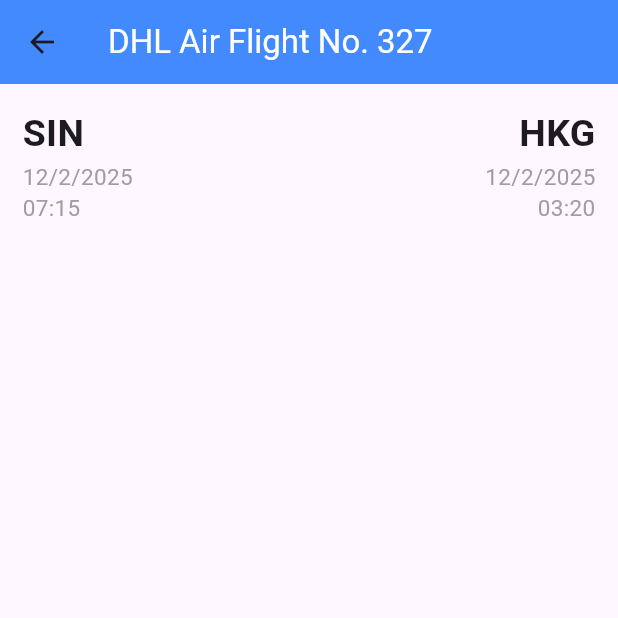
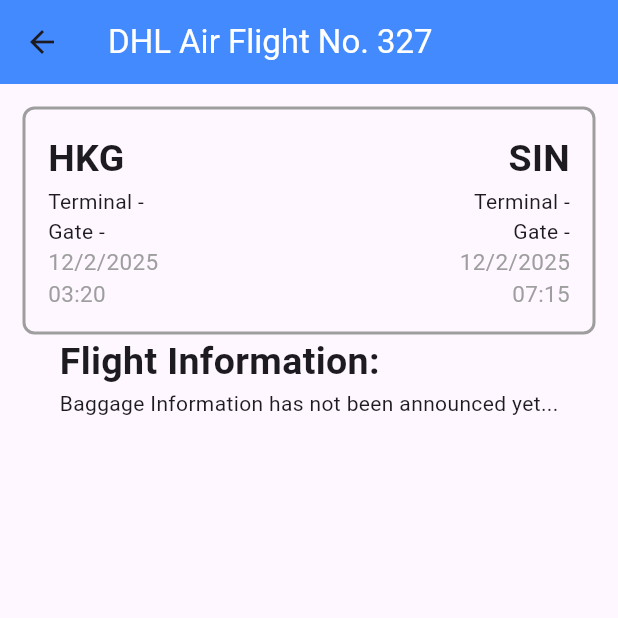
Before and after one commit to raa193/cs1635_mpx_final_project, a Flutter app: the screen it shows after launch, after a tap on "DHL Air", on a phone screen of 412 x 824 dp, the top half of it. Run offline on Flutter 3.47's test engine with Material 3 defaults, Android fonts, the phone set to English and light mode, and no system bars.

Commit message:
Fixed some things

```diff
--- a/mpx/lib/models/airline_data.dart
+++ b/mpx/lib/models/airline_data.dart
@@ -6,7 +6,7 @@
   AirlineData({
     required this.name,
     required this.iata,
-    required this.icao
+    required this.icao,
   });
 
   factory AirlineData.fromJson(Map<String, dynamic> json) {
--- a/mpx/lib/viewmodels/airline_data_view_model.dart
+++ b/mpx/lib/viewmodels/airline_data_view_model.dart
@@ -9,11 +9,14 @@
     return airlineData.name;
   }
 
+  //Airlines have their own IATA codes, which are two characters long
   String? getIata() {
     return airlineData.iata;
   }
 
+   //Airlines have their own ICAO codes, which are three characters long
   String? getIcao() {
     return airlineData.icao;
   }
+
 }
--- a/mpx/lib/viewmodels/arrival_data_view_model.dart
+++ b/mpx/lib/viewmodels/arrival_data_view_model.dart
@@ -5,14 +5,17 @@
 
   ArrivalDataViewModel({required this.arrival});
 
+  //Return Airport Name
   String? getAirport() {
     return arrival.airport;
   }
 
+  //Return Airport's IATA code (i.e. LAX, PIT, JFK)
   String? getIata() {
     return arrival.iata;
   }
 
+  //Return Airport's ICAO code (i.e. KLAX, KPIT, KJFK)
   String? getIcao() {
     return arrival.icao;
   }
--- a/mpx/lib/viewmodels/departure_data_view_model.dart
+++ b/mpx/lib/viewmodels/departure_data_view_model.dart
@@ -5,14 +5,17 @@
 
   DepartureDataViewModel({required this.departure});
 
+  //Return Airport Name
   String? getAirport() {
     return departure.airport;
   }
 
+  //Return Airport's IATA code (i.e. LAX, PIT, JFK)
   String? getIata() {
     return departure.iata;
   }
 
+  //Return Airport's ICAO code (i.e. KLAX, KPIT, KJFK)
   String? getIcao() {
     return departure.icao;
   }
--- a/mpx/lib/viewmodels/flight_data_view_model.dart
+++ b/mpx/lib/viewmodels/flight_data_view_model.dart
@@ -5,6 +5,7 @@
 
   FlightDataViewModel({required this.flightData});
 
+  //Return the Flight No.
   String? getFlightDate() {
     return flightData.flightNum;
   }
--- a/mpx/lib/viewmodels/flight_list_view_model.dart
+++ b/mpx/lib/viewmodels/flight_list_view_model.dart
@@ -11,7 +11,7 @@
     print("Fetched ${results.length} flights");
 
     flights = results.map((flight) => FlightViewModel(flight: flight)).toList();
-}
+  }
 
   Future<void> fetchTestFlights() async {
     final results = await FlightService().fetchTestFlights();
--- a/mpx/lib/views/flight_detail_view.dart
+++ b/mpx/lib/views/flight_detail_view.dart
@@ -12,7 +12,7 @@
     return Scaffold(
       appBar: AppBar(
         title: Text(
-          '${flight.airlineData.getName()} Flight No. ${flight.flightData.getFlightDate() ?? "Erm"}',
+          '${flight.airlineData.getName() ?? 'Unknown Airline'} Flight No. ${flight.flightData.getFlightDate() ?? "Erm"}',
           style: TextStyle(color: Colors.white),
         ),
         backgroundColor: Colors.blueAccent,
@@ -21,11 +21,43 @@
         padding: EdgeInsets.all(15),
         child: Column(
           children: [
-            Row(
+            Container(
+              padding: EdgeInsets.all(15),
+              decoration: BoxDecoration(
+                border: Border.all(color: Colors.grey, width: 2.0),
+                borderRadius: BorderRadius.circular(8.0),
+              ),
+              child: Row(
                 mainAxisAlignment: MainAxisAlignment.spaceBetween,
                 children: [
+                  // ~~~~~~~~~~ DEPARTURE INFORMATION ~~~~~~~~~~
                   Column(
                     crossAxisAlignment: CrossAxisAlignment.start,
+                    children: [
+                      Text(
+                        flight.departureData.getIata() ?? '-',
+                        style: TextStyle(
+                          fontSize: 25,
+                          fontWeight: FontWeight.bold,
+                        ),
+                      ),
+                      Text(
+                        'Terminal ${flight.departureData.getTerminal() ?? '-'}',
+                      ),
+                      Text('Gate ${flight.departureData.getGate() ?? '-'}'),
+                      Text(
+                        DateFormat('M/d/y\nHH:mm').format(
+                          flight.departureData.getScheduledDepart() ??
+                              DateTime(0000),
+                        ),
+                        style: TextStyle(fontSize: 15, color: Colors.grey),
+                      ),
+                    ],
+                  ),
+
+                  // ~~~~~~~~~~ ARRIVAL INFORMATION ~~~~~~~~~~
+                  Column(
+                    crossAxisAlignment: CrossAxisAlignment.end,
                     children: [
                       Text(
                         flight.arrivalData.getIata() ?? '-',
@@ -35,33 +67,32 @@
                         ),
                       ),
                       Text(
+                        'Terminal ${flight.arrivalData.getTerminal() ?? '-'}',
+                      ),
+                      Text('Gate ${flight.arrivalData.getGate() ?? '-'}'),
+                      Text(
                         DateFormat('M/d/y\nHH:mm').format(
                           flight.arrivalData.getScheduledArrival() ??
                               DateTime(0000),
                         ),
                         style: TextStyle(fontSize: 15, color: Colors.grey),
+                        textAlign: TextAlign.right,
                       ),
                     ],
                   ),
+                ],
+              ),
+            ),
             Column(
-                  crossAxisAlignment: CrossAxisAlignment.end,
+              crossAxisAlignment: CrossAxisAlignment.start,
               children: [
                 Text(
-                      flight.departureData.getIata() ?? '-',
-                      style: TextStyle(
-                        fontSize: 25,
-                        fontWeight: FontWeight.bold,
-                      ),
+                  "Flight Information: ",
+                  style: TextStyle(fontSize: 25, fontWeight: FontWeight.bold),
                 ),
                 Text(
-                      DateFormat('M/d/y\nHH:mm').format(
-                        flight.departureData.getScheduledDepart() ??
-                            DateTime(0000),
-                      ),
-                      textAlign: TextAlign.right,
-                      style: TextStyle(fontSize: 15, color: Colors.grey),
-                    ),
-                  ],
+                  flight.arrivalData.getBaggage() ??
+                      "Baggage Information has not been announced yet...",
                 ),
               ],
             ),
--- a/mpx/lib/widgets/flight_tile.dart
+++ b/mpx/lib/widgets/flight_tile.dart
@@ -41,9 +41,34 @@
             ),
             Row(
               mainAxisAlignment: MainAxisAlignment.spaceBetween,
+
               children: [
+
+                // ~~~~~~~~~~ DEPARTURE INFORMATION ~~~~~~~~~~
+
                 Column(
                   crossAxisAlignment: CrossAxisAlignment.start,
+                  children: [
+                    Text(
+                      flight.departureData.getIata() ?? '-',
+                      style: TextStyle(
+                        fontSize: 25,
+                        fontWeight: FontWeight.bold,
+                      ),
+                    ),
+                    Text(
+                      DateFormat(
+                        'M/d/y\nHH:mm',
+                      ).format(flight.departureData.getScheduledDepart() ?? DateTime(0000)),
+                      style: TextStyle(fontSize: 15, color: Colors.grey),
+                    ),
+                  ],
+                ),
+
+                // ~~~~~~~~~~ ARRIVAL INFORMATION ~~~~~~~~~~
+
+                Column(
+                  crossAxisAlignment: CrossAxisAlignment.end,
                   children: [
                     Text(
                       flight.arrivalData.getIata() ?? '-',
@@ -57,25 +82,7 @@
                         'M/d/y\nHH:mm',
                       ).format(flight.arrivalData.getScheduledArrival() ?? DateTime(0000)),
                       style: TextStyle(fontSize: 15, color: Colors.grey),
-                    ),
-                  ],
-                ),
-                Column(
-                  crossAxisAlignment: CrossAxisAlignment.end,
-                  children: [
-                    Text(
-                      flight.departureData.getIata() ?? '-',
-                      style: TextStyle(
-                        fontSize: 25,
-                        fontWeight: FontWeight.bold,
-                      ),
-                    ),
-                    Text(
-                      DateFormat(
-                        'M/d/y\nHH:mm',
-                      ).format(flight.departureData.getScheduledDepart() ?? DateTime(0000)),
                       textAlign: TextAlign.right,
-                      style: TextStyle(fontSize: 15, color: Colors.grey),
                     ),
                   ],
                 ),
```
Lines whose indentation alone changed are shown as unchanged.
